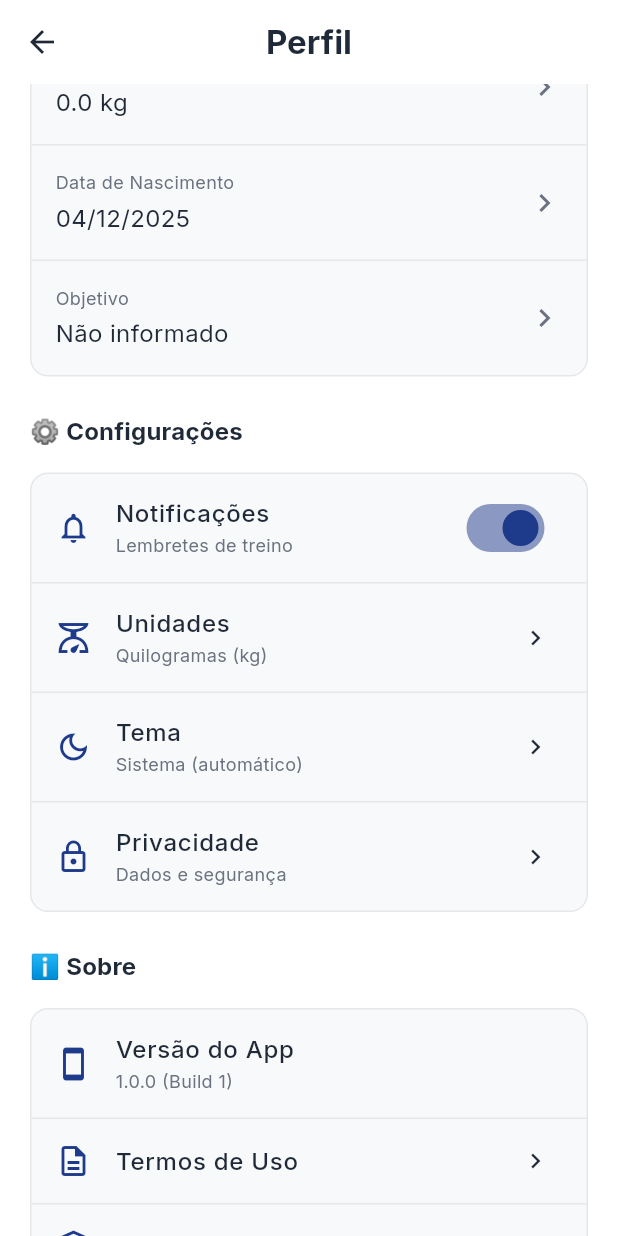
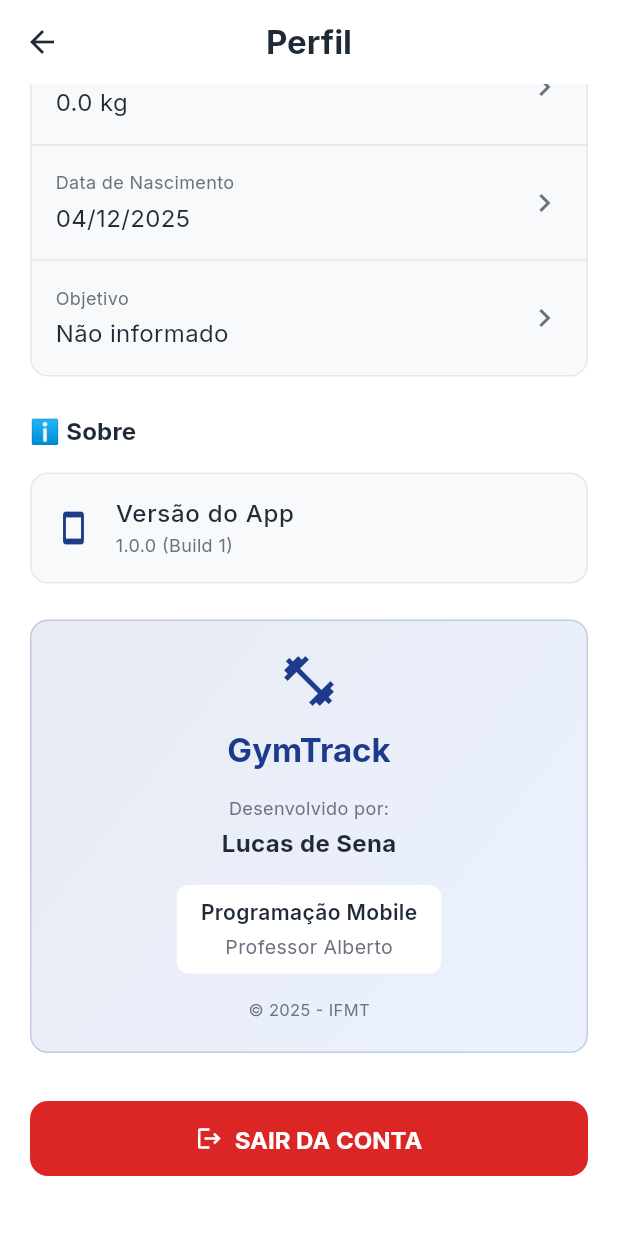
Before and after one commit to ifmtlucassena/gym_track, a Flutter app: the PerfilScreen screen opened directly, scrolled down 559 dp, on a phone screen of 412 x 824 dp. Run offline on Flutter 3.47's test engine with Material 3 defaults, Android fonts, the phone set to English and light mode, and no system bars; our stand-ins replace cached_network_image, cloud_firestore, firebase_auth, firebase_core, firebase_storage, fl_chart and 2 more; accounts and stored records are empty; network calls fail.

Commit message:
FEAT: DOC

```diff
--- a/lib/viewmodels/auth_viewmodel.dart
+++ b/lib/viewmodels/auth_viewmodel.dart
@@ -90,6 +90,12 @@ class AuthViewModel extends ChangeNotifier {
     notifyListeners();
   }
 
+  /// Atualiza o usuário no AuthViewModel (usado após migração de conta anônima)
+  void atualizarUsuario(UsuarioModel novoUsuario) {
+    _usuario = novoUsuario;
+    notifyListeners();
+  }
+
   Future<void> logout() async {
     await _authService.logout();
     _usuario = null;
--- a/lib/views/perfil/perfil_screen.dart
+++ b/lib/views/perfil/perfil_screen.dart
@@ -6,7 +6,6 @@ import '../../../viewmodels/auth_viewmodel.dart';
 import 'widgets/perfil_header.dart';
 import 'widgets/estatisticas_section.dart';
 import 'widgets/dados_pessoais_section.dart';
-import 'widgets/configuracoes_section.dart';
 import 'widgets/sobre_section.dart';
 
 class PerfilScreen extends StatefulWidget {
@@ -55,8 +54,6 @@ class _PerfilScreenState extends State<PerfilScreen> {
                   const EstatisticasSection(),
                   const SizedBox(height: 24),
                   const DadosPessoaisSection(),
-                  const SizedBox(height: 24),
-                  const ConfiguracoesSection(),
                   const SizedBox(height: 24),
                   const SobreSection(),
                   const SizedBox(height: 32),
--- a/lib/views/perfil/widgets/migracao_modal.dart
+++ b/lib/views/perfil/widgets/migracao_modal.dart
@@ -2,6 +2,7 @@ import 'package:flutter/material.dart';
 import 'package:provider/provider.dart';
 import '../../../core/theme/app_colors.dart';
 import '../../../viewmodels/perfil_viewmodel.dart';
+import '../../../viewmodels/auth_viewmodel.dart';
 
 class MigracaoModal extends StatefulWidget {
   const MigracaoModal({super.key});
@@ -230,6 +231,11 @@ class _MigracaoModalState extends State<MigracaoModal> {
 
                         if (mounted) {
                           if (success) {
+                            // Atualizar o AuthViewModel com o novo usuário
+                            if (viewModel.usuario != null) {
+                              context.read<AuthViewModel>().atualizarUsuario(viewModel.usuario!);
+                            }
+
                             Navigator.pop(context);
                             ScaffoldMessenger.of(context).showSnackBar(
                               const SnackBar(
--- a/lib/views/perfil/widgets/sobre_section.dart
+++ b/lib/views/perfil/widgets/sobre_section.dart
@@ -1,6 +1,5 @@
 import 'package:flutter/material.dart';
 import 'package:package_info_plus/package_info_plus.dart';
-import 'package:url_launcher/url_launcher.dart';
 import '../../../core/theme/app_colors.dart';
 
 class SobreSection extends StatefulWidget {
@@ -54,35 +53,93 @@ class _SobreSectionState extends State<SobreSection> {
                   title: const Text('Versão do App', style: TextStyle(fontWeight: FontWeight.w500)),
                   subtitle: Text(_version, style: const TextStyle(fontSize: 12, color: AppColors.textSecondary)),
                 ),
-                const Divider(height: 1),
-                _buildLinkItem(
-                  context,
-                  'Termos de Uso',
-                  Icons.description_outlined,
-                  () => _launchUrl('https://gymtrack.com/terms'),
+              ],
+            ),
+          ),
+          const SizedBox(height: 24),
+          // Seção de créditos
+          Container(
+            width: double.infinity,
+            padding: const EdgeInsets.all(20),
+            decoration: BoxDecoration(
+              gradient: LinearGradient(
+                colors: [
+                  AppColors.primary.withOpacity(0.1),
+                  AppColors.secondary.withOpacity(0.1),
+                ],
+                begin: Alignment.topLeft,
+                end: Alignment.bottomRight,
+              ),
+              borderRadius: BorderRadius.circular(12),
+              border: Border.all(color: AppColors.primary.withOpacity(0.2)),
+            ),
+            child: Column(
+              children: [
+                const Icon(
+                  Icons.fitness_center,
+                  size: 40,
+                  color: AppColors.primary,
                 ),
-                const Divider(height: 1),
-                _buildLinkItem(
-                  context,
-                  'Política de Privacidade',
-                  Icons.privacy_tip_outlined,
-                  () => _launchUrl('https://gymtrack.com/privacy'),
+                const SizedBox(height: 12),
+                Text(
+                  'GymTrack',
+                  style: Theme.of(context).textTheme.titleLarge?.copyWith(
+                    fontWeight: FontWeight.bold,
+                    color: AppColors.primary,
+                  ),
                 ),
-                const Divider(height: 1),
-                _buildLinkItem(
-                  context,
-                  'Fale Conosco',
-                  Icons.chat_bubble_outline,
-                  () => _launchUrl('mailto:contato@gymtrack.com'),
+                const SizedBox(height: 16),
+                const Text(
+                  'Desenvolvido por:',
+                  style: TextStyle(
+                    fontSize: 12,
+                    color: AppColors.textSecondary,
+                  ),
                 ),
-                const Divider(height: 1),
-                _buildLinkItem(
-                  context,
-                  'Avaliar o App',
-                  Icons.star_outline,
-                  () {
-                    // TODO: Implementar link da loja
-                  },
+                const SizedBox(height: 4),
+                const Text(
+                  'Lucas de Sena',
+                  style: TextStyle(
+                    fontSize: 16,
+                    fontWeight: FontWeight.bold,
+                    color: AppColors.textPrimary,
+                  ),
+                ),
+                const SizedBox(height: 16),
+                Container(
+                  padding: const EdgeInsets.symmetric(horizontal: 16, vertical: 8),
+                  decoration: BoxDecoration(
+                    color: AppColors.white,
+                    borderRadius: BorderRadius.circular(8),
+                  ),
+                  child: const Column(
+                    children: [
+                      Text(
+                        'Programação Mobile',
+                        style: TextStyle(
+                          fontSize: 14,
+                          fontWeight: FontWeight.w600,
+                          color: AppColors.textPrimary,
+                        ),
+                      ),
+                      SizedBox(height: 4),
+                      Text(
+                        'Professor Alberto',
+                        style: TextStyle(
+                          fontSize: 13,
+                          color: AppColors.textSecondary,
+                        ),
+                      ),
+                    ],
+                  ),
+                ),
+                const SizedBox(height: 16),
+                Text(
+                  '© ${DateTime.now().year} - IFMT',
+                  style: const TextStyle(
+                    fontSize: 11,
+                    color: AppColors.textSecondary,
+                  ),
                 ),
               ],
             ),
@@ -91,20 +148,4 @@ class _SobreSectionState extends State<SobreSection> {
       ),
     );
   }
-
-  Widget _buildLinkItem(BuildContext context, String title, IconData icon, VoidCallback onTap) {
-    return ListTile(
-      leading: Icon(icon, color: AppColors.primary),
-      title: Text(title, style: const TextStyle(fontWeight: FontWeight.w500)),
-      trailing: const Icon(Icons.chevron_right, size: 20),
-      onTap: onTap,
-    );
-  }
-
-  Future<void> _launchUrl(String urlString) async {
-    final url = Uri.parse(urlString);
-    if (await canLaunchUrl(url)) {
-      await launchUrl(url);
-    }
-  }
 }
```
Also changed, not shown: 1 other file.
